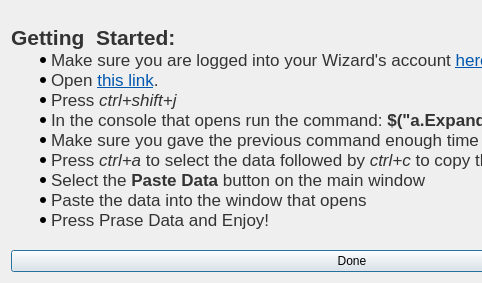
First picture: the form in UIs/Help.ui, repository JeffHoogland/qutemtgstats, before the edit; both pictures show x 0 to 482 and y 0 to 283 of the 704 by 283 pixel window.
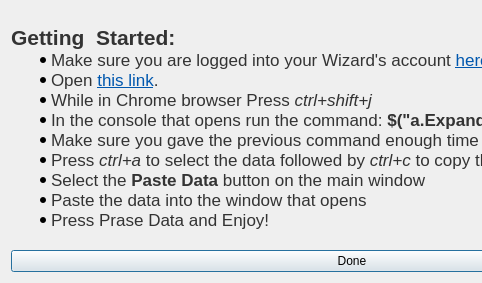
Second picture: the form after the edit.

What changed in the file:
```diff
--- a/UIs/Help.ui
+++ b/UIs/Help.ui
@@ -24,7 +24,7 @@
 &lt;p style=&quot; margin-top:0px; margin-bottom:0px; margin-left:0px; margin-right:0px; -qt-block-indent:0; text-indent:0px;&quot;&gt;&lt;span style=&quot; font-family:'Helvetica Neue,Helvetica,Segoe UI,Arial,freesans,sans-serif'; font-size:16pt; font-weight:600; color:#333333;&quot;&gt;Getting  Started:&lt;/span&gt;&lt;/p&gt;
 &lt;ul style=&quot;margin-top: 0px; margin-bottom: 0px; margin-left: 0px; margin-right: 0px; -qt-list-indent: 1;&quot;&gt;&lt;li style=&quot; font-family:'Helvetica Neue,Helvetica,Segoe UI,Arial,freesans,sans-serif'; color:#333333;&quot; style=&quot; margin-top:0px; margin-bottom:0px; margin-left:0px; margin-right:0px; -qt-block-indent:0; text-indent:0px;&quot;&gt;Make sure you are logged into your Wizard's account &lt;a href=&quot;http://www.wizards.com/magic/planeswalkerpoints&quot;&gt;&lt;span style=&quot; text-decoration: underline; color:#0057ae;&quot;&gt;here&lt;/span&gt;&lt;/a&gt; in &lt;a href=&quot;http://www.google.com/chrome/&quot;&gt;&lt;span style=&quot; text-decoration: underline; color:#0057ae;&quot;&gt;Google Chrome&lt;/span&gt;&lt;/a&gt;.&lt;/li&gt;
 &lt;li style=&quot; font-family:'Helvetica Neue,Helvetica,Segoe UI,Arial,freesans,sans-serif'; color:#333333;&quot; style=&quot; margin-top:0px; margin-bottom:0px; margin-left:0px; margin-right:0px; -qt-block-indent:0; text-indent:0px;&quot;&gt;Open &lt;a href=&quot;https://www.wizards.com/Magic/PlaneswalkerPoints/History#type=EventsOnly&quot;&gt;&lt;span style=&quot; text-decoration: underline; color:#0057ae;&quot;&gt;this link&lt;/span&gt;&lt;/a&gt;.&lt;/li&gt;
-&lt;li style=&quot; font-family:'Helvetica Neue,Helvetica,Segoe UI,Arial,freesans,sans-serif'; color:#333333;&quot; style=&quot; margin-top:0px; margin-bottom:0px; margin-left:0px; margin-right:0px; -qt-block-indent:0; text-indent:0px;&quot;&gt;Press &lt;span style=&quot; font-style:italic;&quot;&gt;ctrl+shift+j&lt;/span&gt;&lt;/li&gt;
+&lt;li style=&quot; font-family:'Helvetica Neue,Helvetica,Segoe UI,Arial,freesans,sans-serif'; color:#333333;&quot; style=&quot; margin-top:0px; margin-bottom:0px; margin-left:0px; margin-right:0px; -qt-block-indent:0; text-indent:0px;&quot;&gt;While in Chrome browser Press &lt;span style=&quot; font-style:italic;&quot;&gt;ctrl+shift+j&lt;/span&gt;&lt;/li&gt;
 &lt;li style=&quot; font-family:'Helvetica Neue,Helvetica,Segoe UI,Arial,freesans,sans-serif'; color:#333333;&quot; style=&quot; margin-top:0px; margin-bottom:0px; margin-left:0px; margin-right:0px; -qt-block-indent:0; text-indent:0px;&quot;&gt;In the console that opens run the command: &lt;span style=&quot; font-weight:600;&quot;&gt;$(&amp;quot;a.Expand&amp;quot;).click()&lt;/span&gt;&lt;/li&gt;
 &lt;li style=&quot; font-family:'Helvetica Neue,Helvetica,Segoe UI,Arial,freesans,sans-serif'; color:#333333;&quot; style=&quot; margin-top:0px; margin-bottom:0px; margin-left:0px; margin-right:0px; -qt-block-indent:0; text-indent:0px;&quot;&gt;Make sure you gave the previous command enough time to run! It takes a minute.&lt;/li&gt;
 &lt;li style=&quot; font-family:'Helvetica Neue,Helvetica,Segoe UI,Arial,freesans,sans-serif'; color:#333333;&quot; style=&quot; margin-top:0px; margin-bottom:0px; margin-left:0px; margin-right:0px; -qt-block-indent:0; text-indent:0px;&quot;&gt;Press &lt;span style=&quot; font-style:italic;&quot;&gt;ctrl+a&lt;/span&gt; to select the data followed by &lt;span style=&quot; font-style:italic;&quot;&gt;ctrl+c&lt;/span&gt; to copy the data&lt;/li&gt;
```
Left out of the diff: 3 changed lines with no effect on the pictures.
